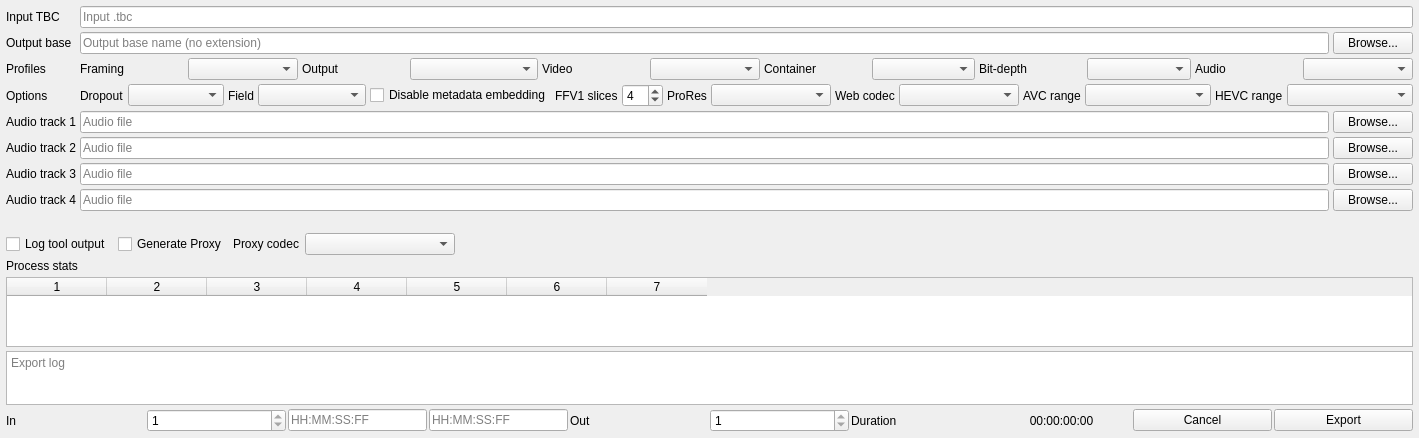
Old version of the form src/ld-analyse/exportdialog.ui in the repository hugoatease/tbc-tools.
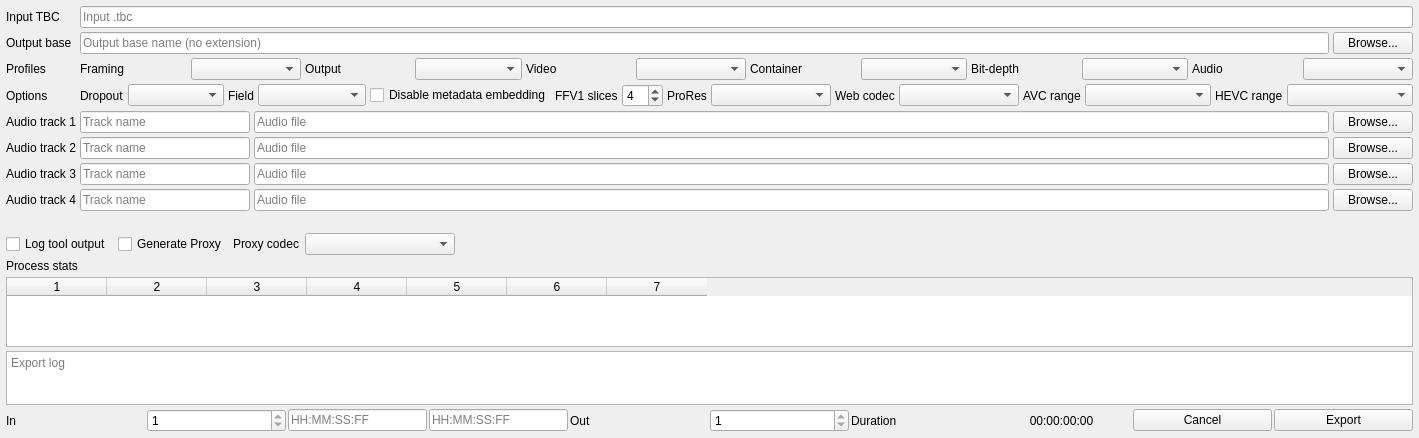
New version of the form.

Commit message:
Restore vectorscope custom-area selection UX and control-bar layout
Reinstate drag-defined vectorscope custom-area selection with the main-view toolbar toggle, add the highlight-selection icon resource, place the toggle in the correct controls row, and tune timecode field sizing/spacing for visual alignment.

```diff
--- a/src/ld-analyse/exportdialog.ui
+++ b/src/ld-analyse/exportdialog.ui
@@ -131,7 +131,7 @@
         <widget class="QComboBox" name="outputResolutionModeComboBox">
          <property name="minimumSize">
           <size>
-           <width>128</width>
+           <width>104</width>
            <height>0</height>
           </size>
          </property>
@@ -372,11 +372,30 @@
      </item>
      <item row="4" column="1">
       <layout class="QHBoxLayout" name="audio1Layout">
+       <item>
+        <widget class="QLineEdit" name="audio1NameLineEdit">
+         <property name="minimumSize">
+          <size>
+           <width>124</width>
+           <height>0</height>
+          </size>
+         </property>
+         <property name="maximumSize">
+          <size>
+           <width>170</width>
+           <height>16777215</height>
+          </size>
+         </property>
+         <property name="placeholderText">
+          <string>Track name</string>
+         </property>
+        </widget>
+       </item>
        <item>
         <widget class="QLineEdit" name="audio1LineEdit">
          <property name="minimumSize">
           <size>
-           <width>320</width>
+           <width>220</width>
            <height>0</height>
           </size>
          </property>
@@ -403,11 +422,30 @@
      </item>
      <item row="5" column="1">
       <layout class="QHBoxLayout" name="audio2Layout">
+       <item>
+        <widget class="QLineEdit" name="audio2NameLineEdit">
+         <property name="minimumSize">
+          <size>
+           <width>124</width>
+           <height>0</height>
+          </size>
+         </property>
+         <property name="maximumSize">
+          <size>
+           <width>170</width>
+           <height>16777215</height>
+          </size>
+         </property>
+         <property name="placeholderText">
+          <string>Track name</string>
+         </property>
+        </widget>
+       </item>
        <item>
         <widget class="QLineEdit" name="audio2LineEdit">
          <property name="minimumSize">
           <size>
-           <width>320</width>
+           <width>220</width>
            <height>0</height>
           </size>
          </property>
@@ -434,11 +472,30 @@
      </item>
      <item row="6" column="1">
       <layout class="QHBoxLayout" name="audio3Layout">
+       <item>
+        <widget class="QLineEdit" name="audio3NameLineEdit">
+         <property name="minimumSize">
+          <size>
+           <width>124</width>
+           <height>0</height>
+          </size>
+         </property>
+         <property name="maximumSize">
+          <size>
+           <width>170</width>
+           <height>16777215</height>
+          </size>
+         </property>
+         <property name="placeholderText">
+          <string>Track name</string>
+         </property>
+        </widget>
+       </item>
        <item>
         <widget class="QLineEdit" name="audio3LineEdit">
          <property name="minimumSize">
           <size>
-           <width>320</width>
+           <width>220</width>
            <height>0</height>
           </size>
          </property>
@@ -465,11 +522,30 @@
      </item>
      <item row="7" column="1">
       <layout class="QHBoxLayout" name="audio4Layout">
+       <item>
+        <widget class="QLineEdit" name="audio4NameLineEdit">
+         <property name="minimumSize">
+          <size>
+           <width>124</width>
+           <height>0</height>
+          </size>
+         </property>
+         <property name="maximumSize">
+          <size>
+           <width>170</width>
+           <height>16777215</height>
+          </size>
+         </property>
+         <property name="placeholderText">
+          <string>Track name</string>
+         </property>
+        </widget>
+       </item>
        <item>
         <widget class="QLineEdit" name="audio4LineEdit">
          <property name="minimumSize">
           <size>
-           <width>320</width>
+           <width>220</width>
            <height>0</height>
           </size>
          </property>
```
The commit also changes 7 other files.
